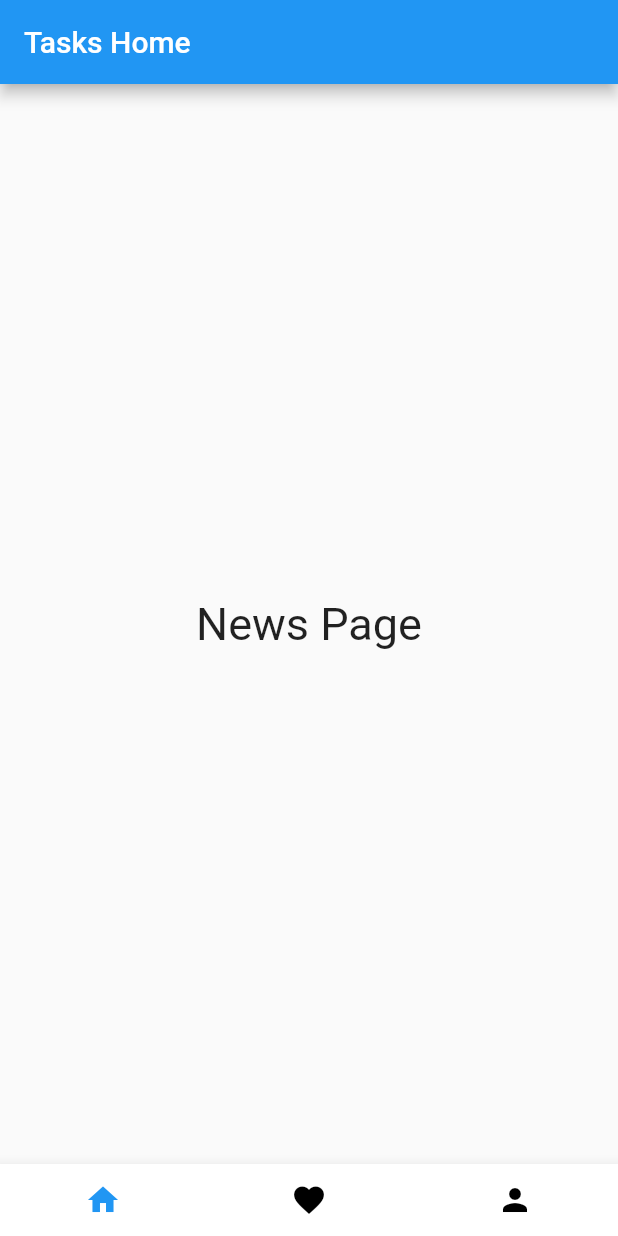
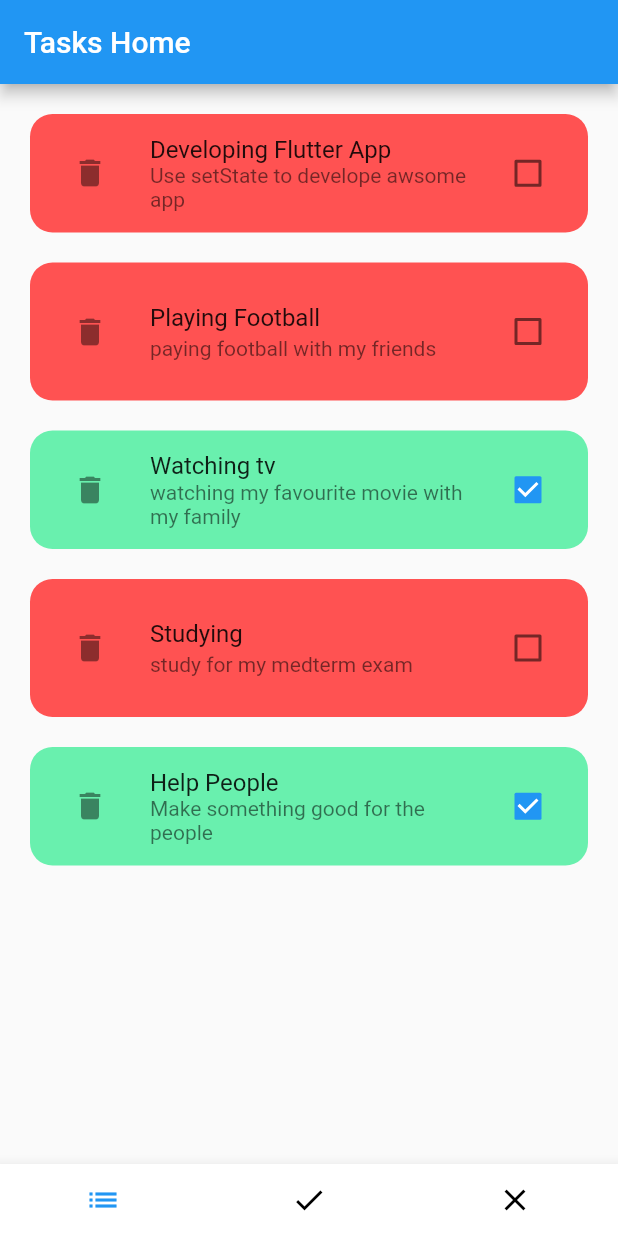
Before and after one commit to bajes/async, a Flutter app: the screen it shows after launch, on a phone screen of 412 x 824 dp. Run offline on Flutter 3.47's test engine with Material 2 defaults, Android fonts, the phone set to English and light mode, and no system bars.

Commit message:
todo app

```diff
--- /dev/null
+++ b/lib/data/repository.dart
@@ -0,0 +1,31 @@
+import 'package:login_tsbbar/models/task.dart';
+
+class Repository {
+  static List<Task> tasks = [
+    Task(
+        title: 'Developing Flutter App',
+        description: 'Use setState to develope awsome app',
+        id: '1',
+        isComplete: false),
+    Task(
+        title: 'Playing Football',
+        description: 'paying football with my friends',
+        id: '2',
+        isComplete: false),
+    Task(
+        title: 'Watching tv',
+        description: 'watching my favourite movie with my family',
+        id: '3',
+        isComplete: true),
+    Task(
+        title: 'Studying',
+        description: 'study for my medterm exam',
+        id: '4',
+        isComplete: false),
+    Task(
+        title: 'Help People',
+        description: 'Make something good for the people',
+        id: '5',
+        isComplete: true),
+  ];
+}
--- /dev/null
+++ b/lib/models/task.dart
@@ -0,0 +1,7 @@
+class Task {
+  String id;
+  String title;
+  String description;
+  bool isComplete;
+  Task({this.description, this.id, this.isComplete, this.title});
+}
--- a/lib/pages/news_list.dart
+++ /dev/null
@@ -1,16 +0,0 @@
-import 'package:flutter/material.dart';
-
-class NewsList extends StatelessWidget {
-  @override
-  Widget build(BuildContext context) {
-    // TODO: implement build
-    return Container(
-      child: Center(
-        child: Text(
-          'News Page',
-          style: TextStyle(fontSize: 30),
-        ),
-      ),
-    );
-  }
-}
--- /dev/null
+++ b/lib/pages/pages/all_tasks.dart
@@ -0,0 +1,24 @@
+import 'package:flutter/material.dart';
+import 'package:login_tsbbar/data/repository.dart';
+import 'package:login_tsbbar/models/task.dart';
+import 'package:login_tsbbar/pages/widgets/task_widget.dart';
+
+class AllTasksPage extends StatelessWidget {
+  List<Task> tasks;
+  Function function;
+  Function toggleFun;
+  AllTasksPage(this.tasks, this.function, this.toggleFun);
+
+  @override
+  Widget build(BuildContext context) {
+    // TODO: implement build
+    return Container(
+      padding: EdgeInsets.all(10),
+      child: ListView.builder(
+          itemCount: tasks.length,
+          itemBuilder: (context, index) {
+            return TaskWidget(tasks[index], function, toggleFun);
+          }),
+    );
+  }
+}
--- /dev/null
+++ b/lib/pages/todo_home.dart
@@ -0,0 +1,80 @@
+import 'package:flutter/material.dart';
+import 'package:login_tsbbar/data/repository.dart';
+import 'package:login_tsbbar/models/task.dart';
+import 'package:login_tsbbar/pages/pages/all_tasks.dart';
+import 'package:login_tsbbar/pages/pages/complete_tasks.dart';
+import 'package:login_tsbbar/pages/pages/inComplete_tasks.dart';
+
+class TodoHome extends StatefulWidget {
+  @override
+  _TodoHomeState createState() => _TodoHomeState();
+}
+
+class _TodoHomeState extends State<TodoHome> {
+  PageController pageController = PageController(initialPage: 0);
+
+  int currentIndex = 0;
+  deleteTask(Task task) {
+    Repository.tasks.remove(task);
+    setState(() {});
+  }
+
+  toggleTask(Task task) {
+    int taskIndex = Repository.tasks.indexOf(task);
+    task.isComplete = !task.isComplete;
+    setState(() {});
+  }
+
+  @override
+  Widget build(BuildContext context) {
+    // TODO: implement build
+    return Scaffold(
+      appBar: AppBar(
+        title: Text('Tasks Home'),
+      ),
+      bottomNavigationBar: BottomAppBar(
+        child: Row(
+          mainAxisAlignment: MainAxisAlignment.spaceAround,
+          children: [
+            IconButton(
+                icon: Icon(
+                  Icons.list,
+                  color: currentIndex == 0 ? Colors.blue : Colors.black,
+                ),
+                onPressed: () {
+                  pageController.jumpToPage(0);
+                  currentIndex = 0;
+                }),
+            IconButton(
+                icon: Icon(
+                  Icons.done,
+                  color: currentIndex == 1 ? Colors.blue : Colors.black,
+                ),
+                onPressed: () {
+                  pageController.jumpToPage(1);
+                  currentIndex = 1;
+                }),
+            IconButton(
+                icon: Icon(
+                  Icons.close,
+                  color: currentIndex == 2 ? Colors.blue : Colors.black,
+                ),
+                onPressed: () {
+                  pageController.jumpToPage(2);
+                  currentIndex = 2;
+                })
+          ],
+        ),
+      ),
+      body: PageView(
+        controller: pageController,
+        onPageChanged: (index) {},
+        children: [
+          AllTasksPage(Repository.tasks, deleteTask, toggleTask),
+          CompleteTasksPage(Repository.tasks, deleteTask, toggleTask),
+          InCompleteTasksPage(Repository.tasks, deleteTask, toggleTask)
+        ],
+      ),
+    );
+  }
+}
--- /dev/null
+++ b/lib/pages/widgets/task_widget.dart
@@ -0,0 +1,36 @@
+import 'package:flutter/material.dart';
+import 'package:login_tsbbar/data/repository.dart';
+import 'package:login_tsbbar/models/task.dart';
+
+class TaskWidget extends StatelessWidget {
+  Task task;
+  Function function;
+  Function toggleFun;
+  TaskWidget(this.task, this.function, this.toggleFun);
+
+  @override
+  Widget build(BuildContext context) {
+    // TODO: implement build
+    return Container(
+      margin: EdgeInsets.symmetric(horizontal: 10, vertical: 10),
+      padding: EdgeInsets.symmetric(vertical: 10),
+      decoration: BoxDecoration(
+          color: task.isComplete ? Colors.greenAccent : Colors.redAccent,
+          borderRadius: BorderRadius.circular(15)),
+      child: ListTile(
+        title: Text(task.title),
+        subtitle: Text(task.description),
+        leading: IconButton(
+            icon: Icon(Icons.delete),
+            onPressed: () {
+              function(task);
+            }),
+        trailing: Checkbox(
+            value: task.isComplete,
+            onChanged: (value) {
+              toggleFun(task);
+            }),
+      ),
+    );
+  }
+}
```
Also changed, not shown: lib/main.dart (+2 -188 lines), lib/pages/FavouritePage.dart (deleted, +0 -16 lines), lib/pages/pages/complete_tasks.dart (added, +26 -0 lines), lib/pages/pages/inComplete_tasks.dart (added, +26 -0 lines), lib/pages/profilePage.dart (deleted, +0 -16 lines), 1 other file.
